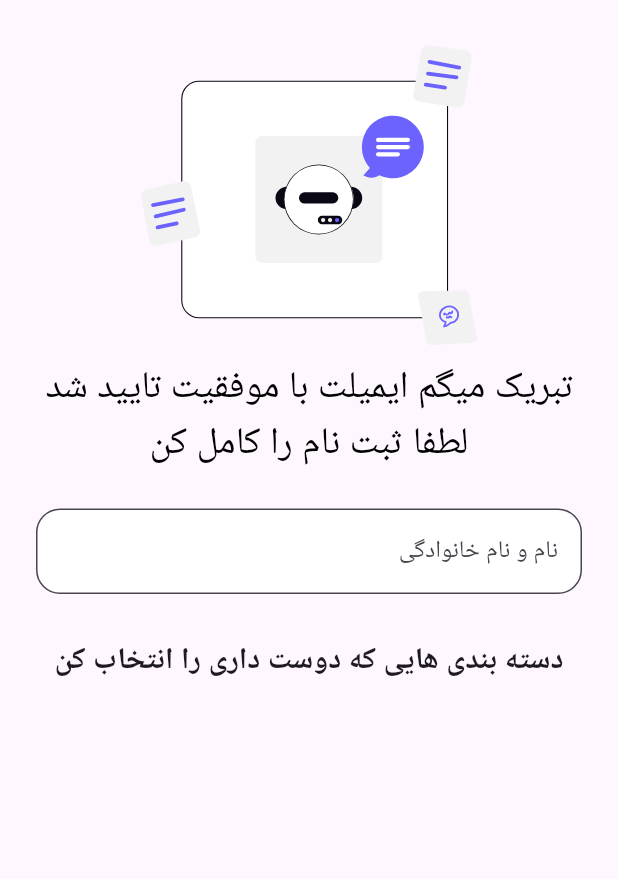
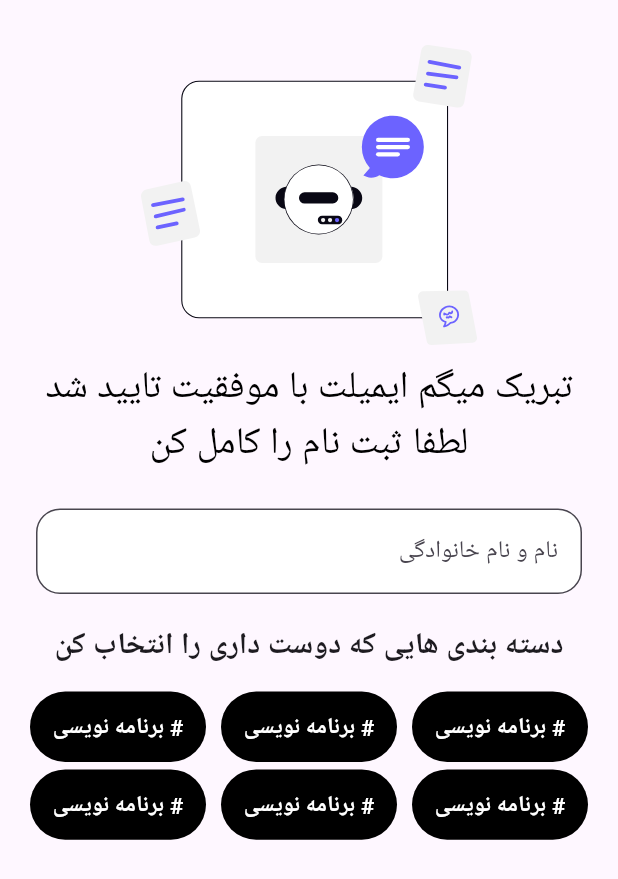
Before and after one commit to Aref18/techofv, a Flutter app: the MyCategory screen opened directly, on a phone screen of 412 x 824 dp. Shown: the top 879 px of the screen. Run offline on Flutter 3.47's test engine with Material 3 defaults, Android fonts, the phone set to English and light mode, and no system bars; our stand-ins replace flutter_spinkit, flutter_svg, validators; network calls fail.

Commit message:
add GridView in Category screen

```diff
--- a/lib/View/My_Category .dart
+++ b/lib/View/My_Category .dart
@@ -32,28 +32,40 @@
                     decoration: InputDecoration(hintText: "نام و نام خانوادگی"),
                   ),
                 ),
-                SizedBox(height: 30),
+                SizedBox(height: 20),
                 Text(
                   'دسته بندی هایی که دوست داری را انتخاب کن',
                   style: TextStyle(fontSize: 20, fontWeight: FontWeight.bold),
                 ),
                 SizedBox(height: 15),
-                // ListView.builder(
-                //   itemCount: 6,
-                //   itemBuilder: (context, index) {
-                //     return Container(
-                //       height: 50,
-                //       width: 50,
-                //       color: Colors.black,
-                //       child: Center(
-                //         child: Text(
-                //           'برنامه نویسی#',
-                //           style: TextStyles.TextButton,
-                //         ),
-                //       ),
-                //     );
-                //   },
-                // ),
+                Padding(
+                  padding: const EdgeInsets.only(left: 20, right: 20),
+                  child: GridView.builder(
+                    itemCount: 6,
+                    physics: ClampingScrollPhysics(),
+                    shrinkWrap: true,
+                    gridDelegate: SliverGridDelegateWithFixedCrossAxisCount(
+                      childAspectRatio: 2.5,
+                      crossAxisSpacing: 10,
+                      mainAxisSpacing: 5,
+                      crossAxisCount: 3,
+                    ),
+                    itemBuilder: (context, index) {
+                      return Container(
+                        decoration: BoxDecoration(
+                          borderRadius: BorderRadius.circular(35),
+                          color: Colors.black,
+                        ),
+                        child: Center(
+                          child: Text(
+                            '# برنامه نویسی',
+                            style: TextStyles.HashTgs,
+                          ),
+                        ),
+                      );
+                    },
+                  ),
+                ),
               ],
             ),
           ),
--- a/lib/constants/text_styles.dart
+++ b/lib/constants/text_styles.dart
@@ -46,4 +46,9 @@
     fontSize: 25,
     fontWeight: FontWeight.bold,
   );
+  static const TextStyle HashTgs = TextStyle(
+    fontSize: 15,
+    color: Colors.white,
+    fontWeight: FontWeight.bold,
+  );
 }
--- a/lib/main.dart
+++ b/lib/main.dart
@@ -1,5 +1,4 @@
 import 'package:flutter/material.dart';
-import 'package:techofv/View/My_Category%20.dart';
 import 'package:techofv/View/splashscreen.dart';
 import 'package:flutter_localizations/flutter_localizations.dart';
 import 'package:techofv/constants/text_styles.dart';
```
